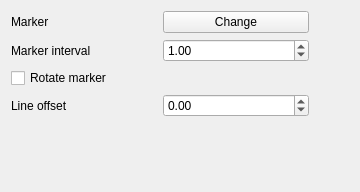
Old version of the form qgis/src/ui/symbollayer/widget_markerline.ui in the repository sourcepole/qgis.
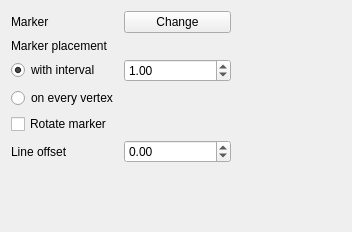
New version of the form.

Commit message:
[FEATURE] Allow the marker line symbol layer draw markers on each vertex.
Developed for Faunalia (http://www.faunalia.it) with funding from Regione Toscana - Sistema Informativo per la Gestione del Territorio e dell' Ambiente [RT-SIGTA].
For the project: "Sviluppo di prodotti software GIS open-source basati sui prodotti QuantumGIS e Postgis (CIG 037728516E)"

What changed in the file:
```diff
--- a/qgis/src/ui/symbollayer/widget_markerline.ui
+++ b/qgis/src/ui/symbollayer/widget_markerline.ui
@@ -6,16 +6,16 @@
    <rect>
     <x>0</x>
     <y>0</y>
-    <width>360</width>
-    <height>192</height>
+    <width>352</width>
+    <height>232</height>
    </rect>
   </property>
   <property name="windowTitle">
    <string>Form</string>
   </property>
-  <layout class="QVBoxLayout">
+  <layout class="QVBoxLayout" name="verticalLayout">
    <item>
-    <layout class="QGridLayout">
+    <layout class="QGridLayout" name="gridLayout">
      <item row="0" column="0">
       <widget class="QLabel" name="label">
        <property name="text">
@@ -30,44 +30,58 @@
        </property>
       </widget>
      </item>
-     <item row="0" column="2" rowspan="4">
-      <spacer>
-       <property name="orientation">
-        <enum>Qt::Horizontal</enum>
-       </property>
-       <property name="sizeType">
-        <enum>QSizePolicy::Preferred</enum>
-       </property>
-       <property name="sizeHint" stdset="0">
-        <size>
-         <width>40</width>
-         <height>20</height>
-        </size>
-       </property>
-      </spacer>
-     </item>
-     <item row="1" column="0">
+     <item row="1" column="0" colspan="2">
       <widget class="QLabel" name="label_2">
        <property name="text">
-        <string>Marker interval</string>
+        <string>Marker placement</string>
        </property>
       </widget>
      </item>
-     <item row="2" column="0" colspan="2">
+     <item row="2" column="0">
+      <widget class="QRadioButton" name="radInterval">
+       <property name="text">
+        <string>with interval</string>
+       </property>
+       <property name="checked">
+        <bool>true</bool>
+       </property>
+      </widget>
+     </item>
+     <item row="2" column="1">
+      <widget class="QDoubleSpinBox" name="spinInterval">
+       <property name="decimals">
+        <number>2</number>
+       </property>
+       <property name="maximum">
+        <double>100000.000000000000000</double>
+       </property>
+       <property name="value">
+        <double>1.000000000000000</double>
+       </property>
+      </widget>
+     </item>
+     <item row="3" column="0" colspan="2">
+      <widget class="QRadioButton" name="radVertex">
+       <property name="text">
+        <string>on every vertex</string>
+       </property>
+      </widget>
+     </item>
+     <item row="4" column="0" colspan="2">
       <widget class="QCheckBox" name="chkRotateMarker">
        <property name="text">
         <string>Rotate marker</string>
        </property>
       </widget>
      </item>
-     <item row="3" column="0">
+     <item row="5" column="0">
       <widget class="QLabel" name="label_3">
        <property name="text">
         <string>Line offset</string>
        </property>
       </widget>
      </item>
-     <item row="3" column="1">
+     <item row="5" column="1">
       <widget class="QDoubleSpinBox" name="spinOffset">
        <property name="decimals">
         <number>2</number>
@@ -80,18 +94,21 @@
        </property>
       </widget>
      </item>
-     <item row="1" column="1">
-      <widget class="QDoubleSpinBox" name="spinInterval">
-       <property name="decimals">
-        <number>2</number>
+     <item row="0" column="2" rowspan="6">
+      <spacer>
+       <property name="orientation">
+        <enum>Qt::Horizontal</enum>
        </property>
-       <property name="maximum">
-        <double>100000.000000000000000</double>
+       <property name="sizeType">
+        <enum>QSizePolicy::Preferred</enum>
        </property>
-       <property name="value">
-        <double>1.000000000000000</double>
+       <property name="sizeHint" stdset="0">
+        <size>
+         <width>110</width>
+         <height>20</height>
+        </size>
        </property>
-      </widget>
+      </spacer>
      </item>
     </layout>
    </item>
```
Left out of the diff: 4 changed lines with no effect on the pictures. The commit also changes 4 other files.
